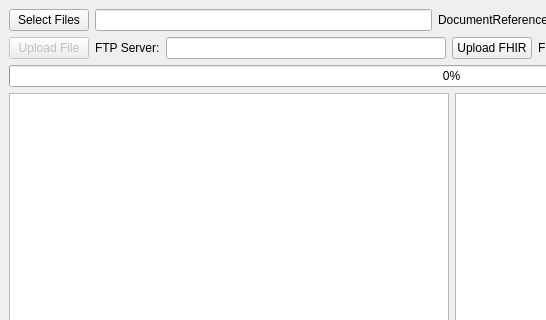
The window that mainwindow.ui (thaliazsy/FileUpload) describes before a commit, drawn with Qt 5; both pictures show x 0 to 546 and y 0 to 320 of the 903 by 470 pixel window.
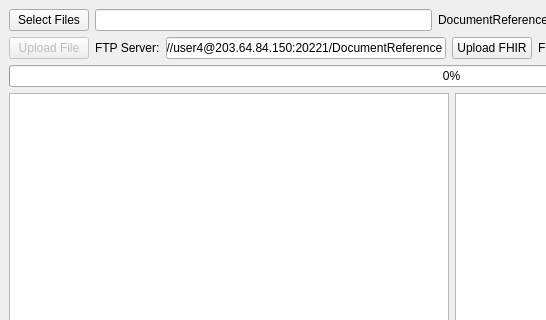
The same window after the commit.

Commit message: add ftp connection

```diff
--- a/mainwindow.ui
+++ b/mainwindow.ui
@@ -93,7 +93,7 @@
       <item>
        <widget class="QLineEdit" name="ftpEdit">
         <property name="text">
-         <string/>
+         <string>ftp://user4@203.64.84.150:20221/DocumentReference</string>
         </property>
        </widget>
       </item>
```
The commit also changes 2 other files.
